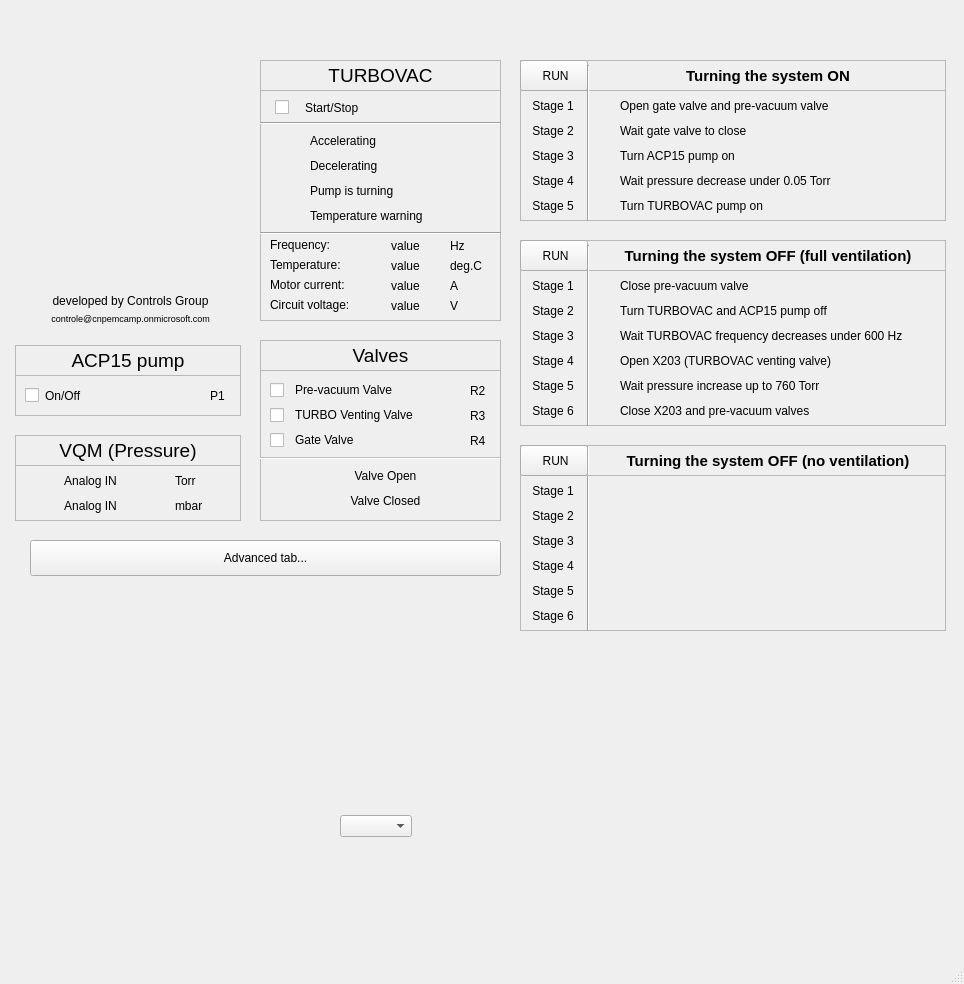
The window that software/pydm/main_window.ui (lnls-sirius/vacuum-bbb-controller) describes before a commit, drawn with Qt 5.
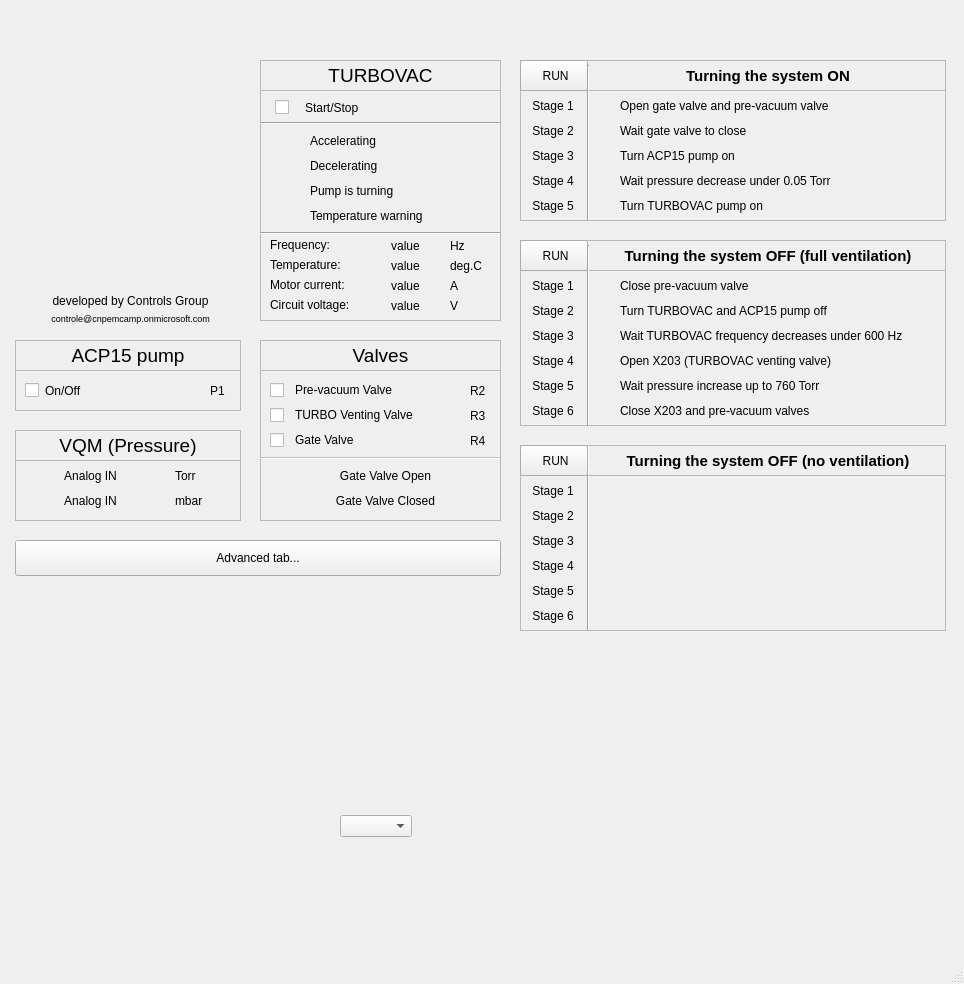
The same window after the commit. Icons and pictures are not drawn. Custom widgets are drawn as their Qt base class.

Commit message: added process scripts for GUI

Patch:
```diff
--- a/software/pydm/main_window.ui
+++ b/software/pydm/main_window.ui
@@ -1706,7 +1706,7 @@
     <property name="geometry">
      <rect>
       <x>180</x>
-      <y>385</y>
+      <y>380</y>
       <width>21</width>
       <height>21</height>
      </rect>
@@ -1748,7 +1748,7 @@
     <property name="geometry">
      <rect>
       <x>15</x>
-      <y>345</y>
+      <y>340</y>
       <width>226</width>
       <height>31</height>
      </rect>
@@ -1911,7 +1911,7 @@
     <property name="geometry">
      <rect>
       <x>25</x>
-      <y>380</y>
+      <y>375</y>
       <width>31</width>
       <height>31</height>
      </rect>
@@ -2435,7 +2435,7 @@
     <property name="geometry">
      <rect>
       <x>45</x>
-      <y>380</y>
+      <y>375</y>
       <width>121</width>
       <height>31</height>
      </rect>
@@ -2463,7 +2463,7 @@
     <property name="geometry">
      <rect>
       <x>15</x>
-      <y>435</y>
+      <y>430</y>
       <width>226</width>
       <height>31</height>
      </rect>
@@ -2504,9 +2504,9 @@
    <widget class="PyDMRelatedDisplayButton" name="PyDMRelatedDisplayButton">
     <property name="geometry">
      <rect>
-      <x>30</x>
+      <x>15</x>
       <y>540</y>
-      <width>471</width>
+      <width>486</width>
       <height>36</height>
      </rect>
     </property>
@@ -4442,7 +4442,7 @@
       </palette>
      </property>
      <property name="text">
-      <string>Valve Open</string>
+      <string>Gate Valve Open</string>
      </property>
      <property name="alignment">
       <set>Qt::AlignCenter</set>
@@ -4873,7 +4873,7 @@
       </palette>
      </property>
      <property name="text">
-      <string>Valve Closed</string>
+      <string>Gate Valve Closed</string>
      </property>
      <property name="alignment">
       <set>Qt::AlignCenter</set>
@@ -4936,7 +4936,7 @@
     <property name="geometry">
      <rect>
       <x>210</x>
-      <y>385</y>
+      <y>380</y>
       <width>31</width>
       <height>21</height>
      </rect>
@@ -4977,9 +4977,9 @@
     <property name="geometry">
      <rect>
       <x>15</x>
-      <y>465</y>
+      <y>460</y>
       <width>226</width>
-      <height>56</height>
+      <height>61</height>
      </rect>
     </property>
     <property name="frameShape">
@@ -5141,7 +5141,7 @@
     <property name="geometry">
      <rect>
       <x>15</x>
-      <y>375</y>
+      <y>370</y>
       <width>226</width>
       <height>41</height>
      </rect>
```
